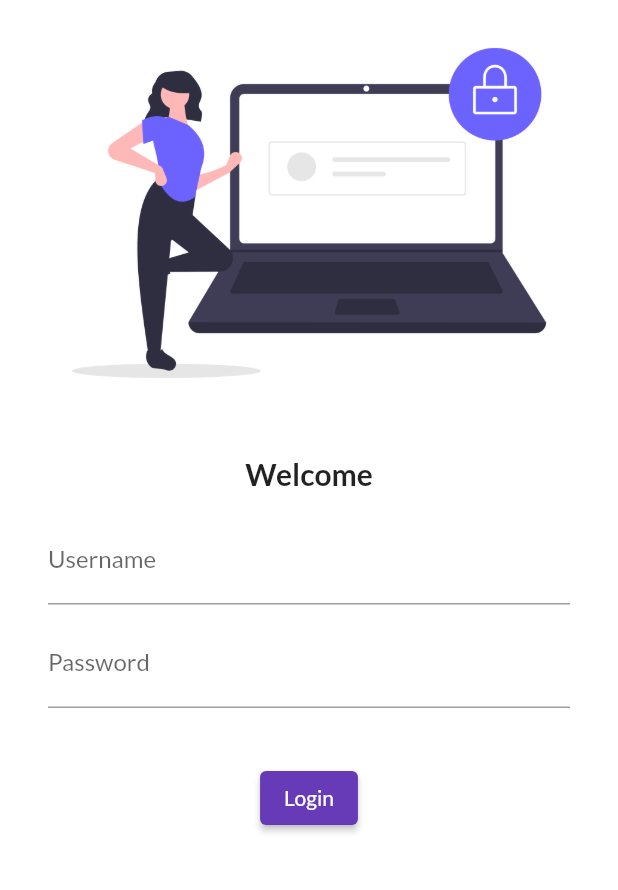
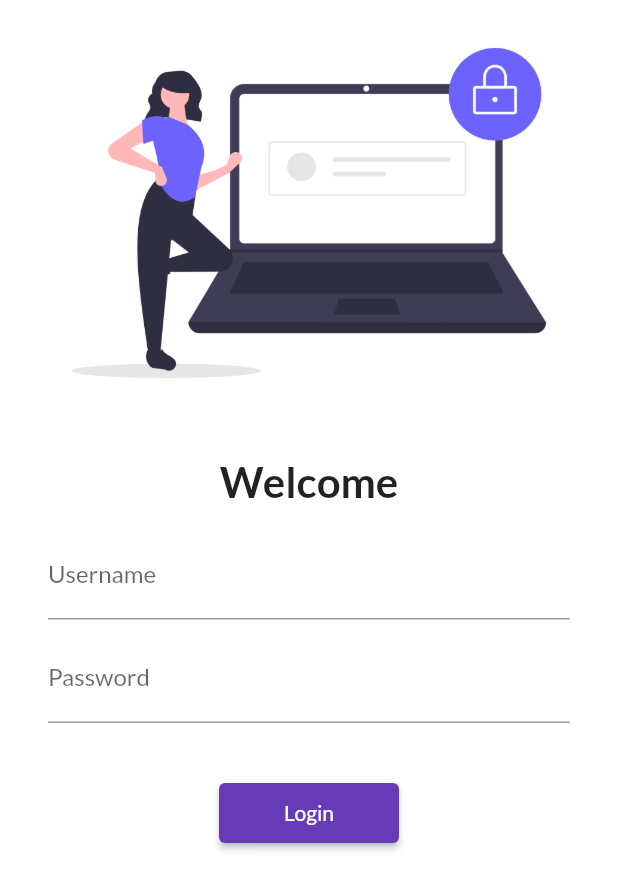
Before and after one commit to parthshah51999/flutter_my_app_1, a Flutter app: the screen it shows after launch, on a phone screen of 412 x 824 dp. Shown: the top 890 px of the screen. Run offline on Flutter 3.47's test engine with Material 2 defaults, Android fonts, the phone set to English and light mode, and no system bars; our stand-ins replace google_fonts.

```diff
--- a/lib/main.dart
+++ b/lib/main.dart
@@ -1,5 +1,6 @@
 import 'package:flutter/material.dart';
 import "package:google_fonts/google_fonts.dart";
+import 'utils/routes.dart';
 import 'pages/home_page.dart';
 import 'pages/login_page.dart';
 
@@ -21,8 +22,8 @@ class MyApp extends StatelessWidget {
       themeMode: ThemeMode.system,
       routes: {
         "/": (context) => LoginPage(),
-        "/home": (context) => HomePage(),
-        "/login": (context) => LoginPage()
+        AppRoutes.home: (context) => HomePage(),
+        AppRoutes.login: (context) => LoginPage()
       },
     );
   }
--- a/lib/pages/login_page.dart
+++ b/lib/pages/login_page.dart
@@ -1,4 +1,5 @@
 import "package:flutter/material.dart";
+import '../utils/routes.dart';
 
 class LoginPage extends StatelessWidget {
   const LoginPage({super.key});
@@ -7,6 +8,7 @@ class LoginPage extends StatelessWidget {
   Widget build(BuildContext context) {
     return Material(
         color: Colors.white,
+        child: SingleChildScrollView(
           child: Column(
             children: [
               Image.asset(
@@ -18,7 +20,7 @@ class LoginPage extends StatelessWidget {
               ),
               Text(
                 "Welcome",
-              style: TextStyle(fontWeight: FontWeight.bold, fontSize: 20),
+                style: TextStyle(fontWeight: FontWeight.bold, fontSize: 28),
               ),
               Padding(
                 padding: EdgeInsets.symmetric(vertical: 16, horizontal: 32),
@@ -44,12 +46,13 @@ class LoginPage extends StatelessWidget {
               ),
               ElevatedButton(
                 onPressed: () {
-                print("Logged in");
+                  Navigator.pushNamed(context, AppRoutes.home);
                 },
                 child: Text("Login"),
-              style: TextButton.styleFrom(),
+                style: TextButton.styleFrom(minimumSize: Size(120, 40)),
               )
             ],
+          ),
         ));
   }
 }
--- /dev/null
+++ b/lib/utils/routes.dart
@@ -0,0 +1,4 @@
+class AppRoutes {
+  static String home = "/home";
+  static String login = "/login";
+}
```
Lines whose indentation alone changed are shown as unchanged.
